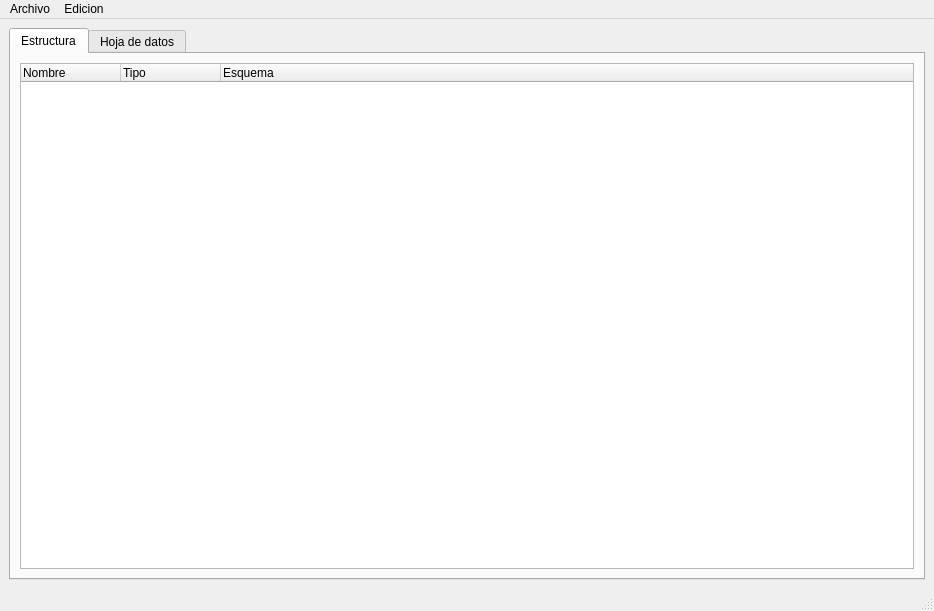
Above: mainwindow.ui from BertoSoft/EditSqliteQt before the change. Below: the same form after it.
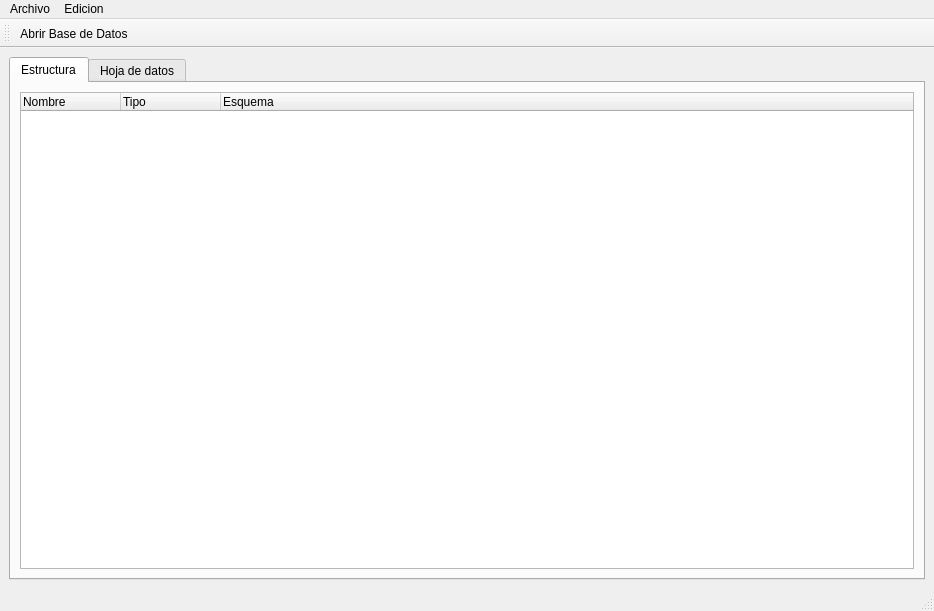
That is the form after the change. Icons and pictures are not drawn.

The edit to the form file:
```diff
--- a/mainwindow.ui
+++ b/mainwindow.ui
@@ -90,10 +90,25 @@
    <addaction name="menuArchivo"/>
    <addaction name="menuEdicion"/>
   </widget>
-  <widget class="QStatusBar" name="bePrincipal"/>
+  <widget class="QStatusBar" name="sbPrincipal"/>
+  <widget class="QToolBar" name="toolBar">
+   <property name="windowTitle">
+    <string>toolBar</string>
+   </property>
+   <property name="toolButtonStyle">
+    <enum>Qt::ToolButtonStyle::ToolButtonTextBesideIcon</enum>
+   </property>
+   <attribute name="toolBarArea">
+    <enum>TopToolBarArea</enum>
+   </attribute>
+   <attribute name="toolBarBreak">
+    <bool>false</bool>
+   </attribute>
+   <addaction name="actionAbrir_Archivo"/>
+  </widget>
   <action name="actionAbrir_Archivo">
    <property name="text">
-    <string>Abrir Archivo...</string>
+    <string>Abrir Base de Datos</string>
    </property>
   </action>
   <action name="actionSAlir">
```
Left out of the diff: 8 changed lines with no effect on the pictures.
